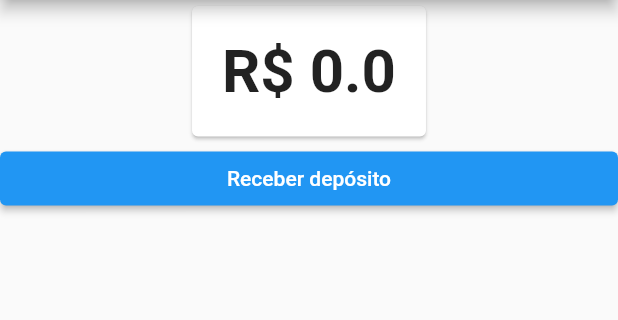
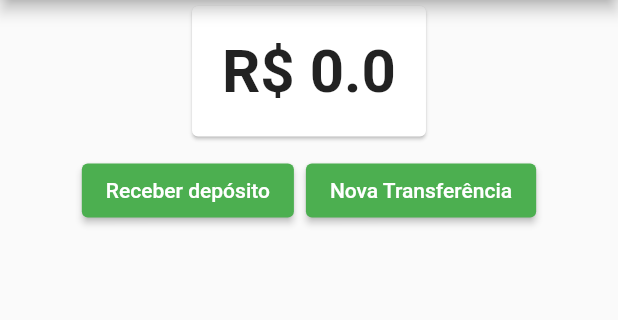
Before and after one commit to lucass-coder/-Flutter-6-Provider, a Flutter app: the screen it shows after launch, on a phone screen of 412 x 824 dp, the part 84-404 px from its top. Run offline on Flutter 3.47's test engine with Material 2 defaults, Android fonts, the phone set to English and light mode, and no system bars.

```diff
--- a/lib/screens/dashboard/dashboard.dart
+++ b/lib/screens/dashboard/dashboard.dart
@@ -1,5 +1,6 @@
 import 'package:bytebank/screens/dashboard/saldo.dart';
 import 'package:bytebank/screens/deposito/formulario.dart';
+import 'package:bytebank/screens/transferencia/formulario.dart';
 import 'package:flutter/material.dart';
 
 class Dashboard extends StatelessWidget {
@@ -13,8 +14,14 @@ class Dashboard extends StatelessWidget {
             alignment: Alignment.topCenter,
             child: SaldoCard(),
           ),
+          ButtonBar(
+            alignment: MainAxisAlignment.center,
+            children: [
               ElevatedButton(
                 child: Text('Receber depósito'),
+                style: ButtonStyle(
+                  backgroundColor: MaterialStateProperty.all<Color>(Colors.green),
+                ),
                 onPressed: () {
                   Navigator.push(context, MaterialPageRoute(builder: (context) {
                     return FormularioDeposito();
@@ -22,6 +29,20 @@ class Dashboard extends StatelessWidget {
                   //saldo.adiciona(10);
                 },
               ),
+              ElevatedButton(
+                child: Text('Nova Transferência'),
+                style: ButtonStyle(
+                  backgroundColor: MaterialStateProperty.all<Color>(Colors.green),
+                ),
+                onPressed: () {
+                  Navigator.push(context, MaterialPageRoute(builder: (context) {
+                    return FormularioTransferencia();
+                  }));
+                },
+              ),
+            ],
+          ),
+
         ]));
   }
 }
```
Also changed, not shown: lib/main.dart (+6 -3 lines). Lines whose indentation alone changed are shown as unchanged.
